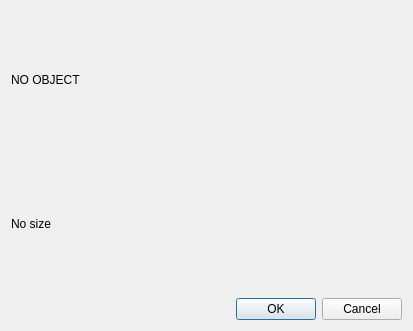
Before: the Qt Designer form Polyhedron/demo/Polyhedron/Plugins/PMP/Smoothing_plugin.ui in CGAL/cgal, drawn with Qt 5.
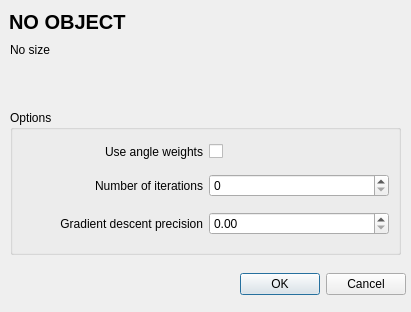
After: the same form once the commit is applied.

Commit message: compatible remeshing works via demo plugin

The edit to the form file:
```diff
--- a/Polyhedron/demo/Polyhedron/Plugins/PMP/Smoothing_plugin.ui
+++ b/Polyhedron/demo/Polyhedron/Plugins/PMP/Smoothing_plugin.ui
@@ -6,30 +6,58 @@
    <rect>
     <x>0</x>
     <y>0</y>
-    <width>413</width>
-    <height>331</height>
+    <width>411</width>
+    <height>312</height>
    </rect>
   </property>
   <property name="windowTitle">
    <string>Dialog</string>
   </property>
-  <layout class="QVBoxLayout" name="verticalLayout">
-   <item>
     <widget class="QLabel" name="objectName">
+   <property name="geometry">
+    <rect>
+     <x>9</x>
+     <y>9</y>
+     <width>391</width>
+     <height>26</height>
+    </rect>
+   </property>
+   <property name="font">
+    <font>
+     <pointsize>15</pointsize>
+     <weight>75</weight>
+     <bold>true</bold>
+    </font>
+   </property>
      <property name="text">
       <string>NO OBJECT</string>
      </property>
     </widget>
-   </item>
-   <item>
     <widget class="QLabel" name="objectNameSize">
+   <property name="geometry">
+    <rect>
+     <x>10</x>
+     <y>40</y>
+     <width>391</width>
+     <height>20</height>
+    </rect>
+   </property>
      <property name="text">
       <string>No size</string>
      </property>
     </widget>
-   </item>
-   <item>
     <widget class="QDialogButtonBox" name="buttonBox">
+   <property name="geometry">
+    <rect>
+     <x>240</x>
+     <y>270</y>
+     <width>166</width>
+     <height>28</height>
+    </rect>
+   </property>
+   <property name="layoutDirection">
+    <enum>Qt::LeftToRight</enum>
+   </property>
      <property name="orientation">
       <enum>Qt::Horizontal</enum>
      </property>
@@ -37,8 +65,67 @@
       <set>QDialogButtonBox::Cancel|QDialogButtonBox::Ok</set>
      </property>
     </widget>
-   </item>
-  </layout>
+  <widget class="QGroupBox" name="groupBox">
+   <property name="geometry">
+    <rect>
+     <x>10</x>
+     <y>110</y>
+     <width>391</width>
+     <height>145</height>
+    </rect>
+   </property>
+   <property name="title">
+    <string>Options</string>
+   </property>
+   <layout class="QGridLayout" name="gridLayout" rowstretch="0,0,0">
+    <property name="verticalSpacing">
+     <number>10</number>
+    </property>
+    <item row="0" column="0">
+     <widget class="QLabel" name="angle_weights_label">
+      <property name="text">
+       <string>Use angle weights</string>
+      </property>
+      <property name="alignment">
+       <set>Qt::AlignRight|Qt::AlignTrailing|Qt::AlignVCenter</set>
+      </property>
+     </widget>
+    </item>
+    <item row="0" column="1">
+     <widget class="QCheckBox" name="angle_weights_checkBox">
+      <property name="text">
+       <string/>
+      </property>
+     </widget>
+    </item>
+    <item row="1" column="0">
+     <widget class="QLabel" name="iterations_label">
+      <property name="text">
+       <string>Number of iterations</string>
+      </property>
+      <property name="alignment">
+       <set>Qt::AlignRight|Qt::AlignTrailing|Qt::AlignVCenter</set>
+      </property>
+     </widget>
+    </item>
+    <item row="2" column="0">
+     <widget class="QLabel" name="gradient_descent_label">
+      <property name="text">
+       <string>Gradient descent precision</string>
+      </property>
+      <property name="alignment">
+       <set>Qt::AlignRight|Qt::AlignTrailing|Qt::AlignVCenter</set>
+      </property>
+     </widget>
+    </item>
+    <item row="1" column="1">
+     <widget class="QSpinBox" name="iterations_spinBox"/>
+    </item>
+    <item row="2" column="1">
+     <widget class="QDoubleSpinBox" name="gradient_descent_doubleSpinBox"/>
+    </item>
+   </layout>
+  </widget>
  </widget>
  <resources/>
  <connections>
```
Left out of the diff: 2 changed lines with no effect on the pictures. Lines whose indentation alone changed are shown as unchanged. The commit also changes 1 other file.
